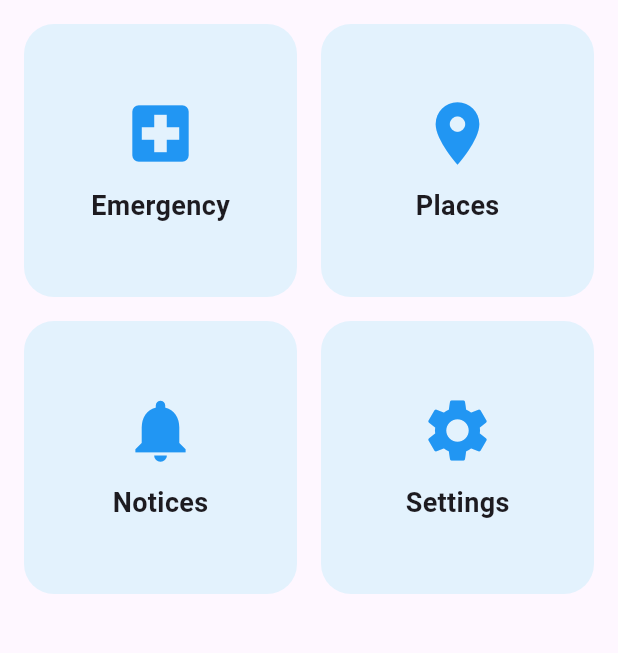
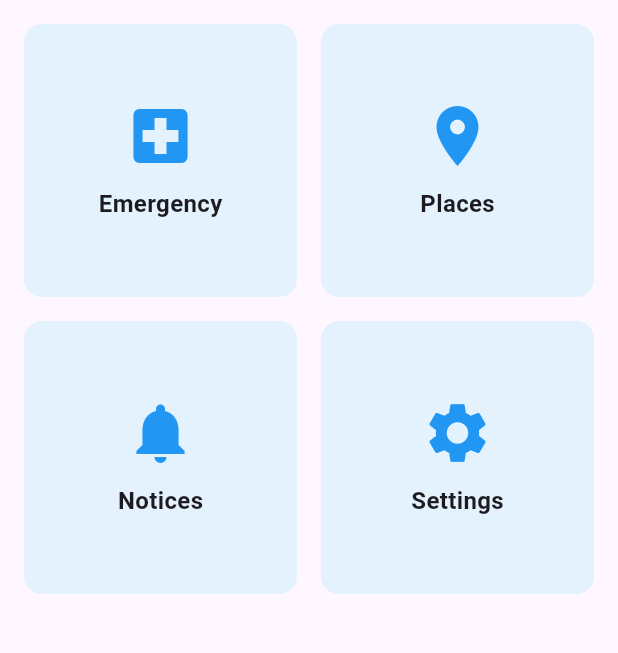
Before and after one commit to blackyy26/nashik_city_app_v2, a Flutter app: the screen it shows after launch, after a tap on "Places", on a phone screen of 412 x 824 dp, the part 84-737 px from its top. Run offline on Flutter 3.47's test engine with Material 3 defaults, Android fonts, the phone set to English and light mode, and no system bars; our stand-ins replace go_router; missing offline and left inert: adaptive_navigation.

Commit message:
Update home_screen.dart

```diff
--- a/lib/screens/home_screen.dart
+++ b/lib/screens/home_screen.dart
@@ -16,53 +16,71 @@ class HomeScreen extends StatelessWidget {
         crossAxisCount: 2,
         crossAxisSpacing: 16,
         mainAxisSpacing: 16,
-        children: const [
-          _HomeItem(title: 'Emergency', icon: Icons.local_hospital),
-          _HomeItem(title: 'Places', icon: Icons.place),
-          _HomeItem(title: 'Notices', icon: Icons.notifications),
-          _HomeItem(title: 'Settings', icon: Icons.settings),
+        children: [
+          HomeItem(
+            title: 'Emergency',
+            icon: Icons.local_hospital,
+            onTap: () {
+              Navigator.push(
+                context,
+                MaterialPageRoute(
+                  builder: (context) => const EmergencyScreen(),
+                ),
+              );
+            },
+          ),
+          HomeItem(
+            title: 'Places',
+            icon: Icons.place,
+            onTap: () {},
+          ),
+          HomeItem(
+            title: 'Notices',
+            icon: Icons.notifications,
+            onTap: () {},
+          ),
+          HomeItem(
+            title: 'Settings',
+            icon: Icons.settings,
+            onTap: () {},
+          ),
         ],
       ),
     );
   }
 }
 
-class _HomeItem extends StatelessWidget {
+class HomeItem extends StatelessWidget {
   final String title;
   final IconData icon;
+  final VoidCallback onTap;
 
-  const _HomeItem({
+  const HomeItem({
+    super.key,
     required this.title,
     required this.icon,
+    required this.onTap,
   });
 
   @override
   Widget build(BuildContext context) {
     return InkWell(
-      onTap: () {
-        if (title == 'Emergency') {
-          Navigator.push(
-            context,
-            MaterialPageRoute(
-              builder: (context) => const EmergencyScreen(),
-            ),
-          );
-        }
-      },
+      onTap: onTap,
+      borderRadius: BorderRadius.circular(12),
       child: Container(
         decoration: BoxDecoration(
           color: Colors.blue.shade50,
-          borderRadius: BorderRadius.circular(20),
+          borderRadius: BorderRadius.circular(12),
         ),
         child: Column(
           mainAxisAlignment: MainAxisAlignment.center,
           children: [
-            Icon(icon, size: 50, color: Colors.blue),
+            Icon(icon, size: 48, color: Colors.blue),
             const SizedBox(height: 10),
             Text(
               title,
               style: const TextStyle(
-                fontSize: 18,
+                fontSize: 16,
                 fontWeight: FontWeight.bold,
               ),
             ),
```
